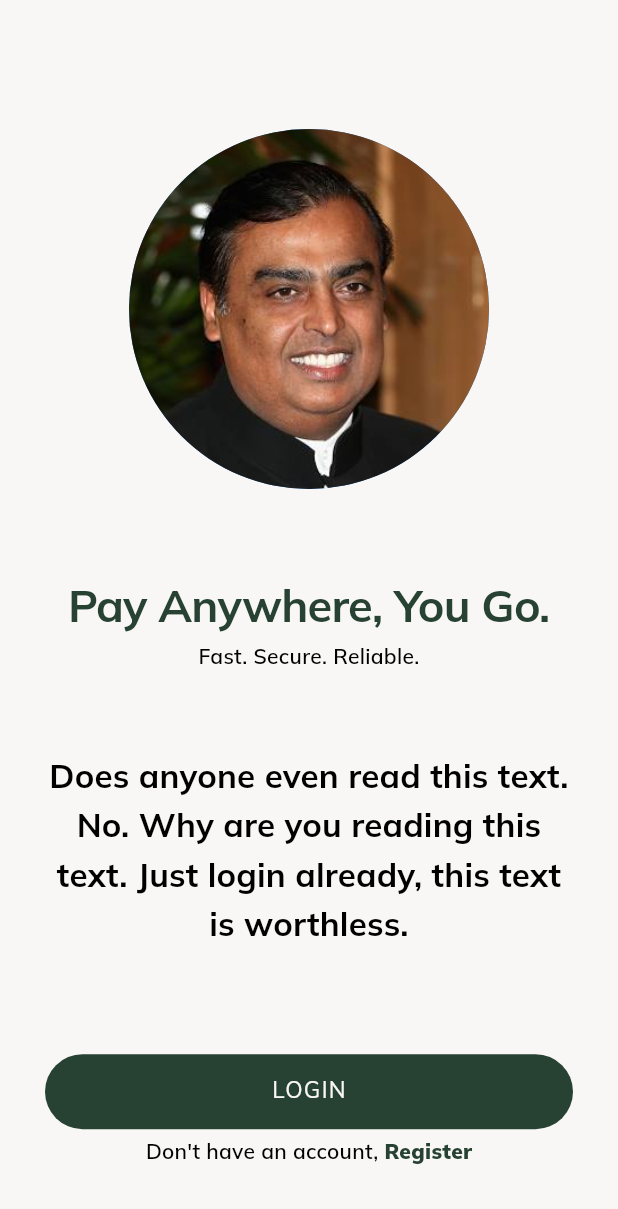
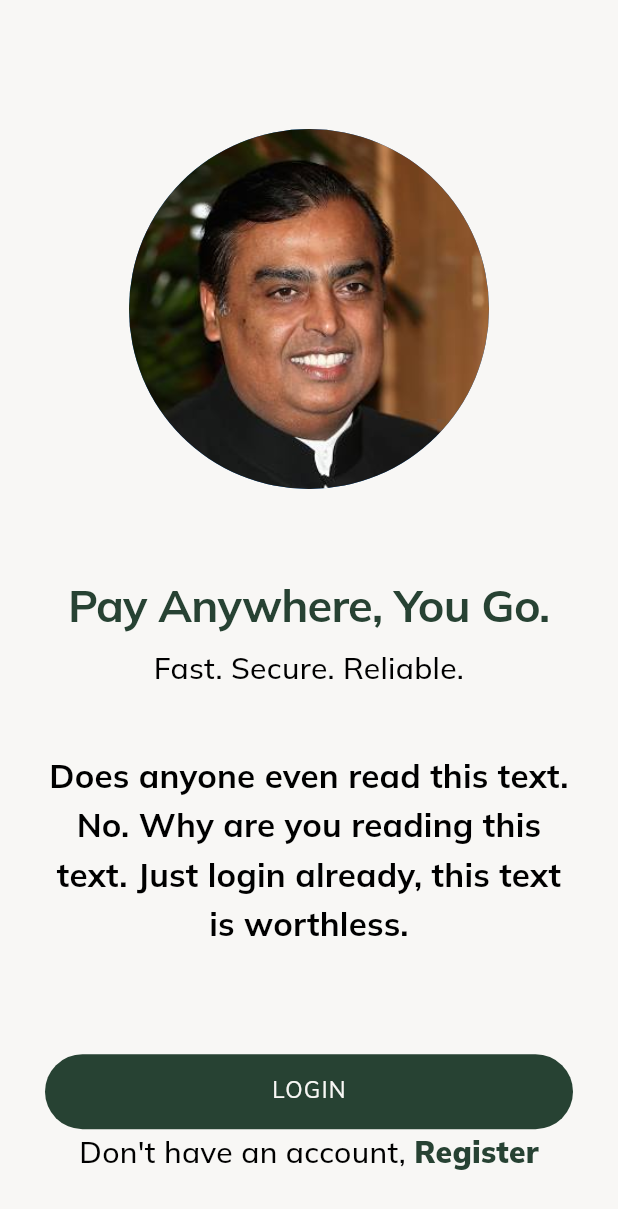
Before and after one commit to arpandaze/AaryaPay, a Flutter app: the screen it shows after launch, on a phone screen of 412 x 824 dp. Shown: the top 1209 px of the screen. Run offline on Flutter 3.47's test engine with Material 2 defaults, Android fonts, the phone set to English and light mode, and no system bars; our stand-ins replace equatable, flutter_bloc, flutter_feather_icons, flutter_svg, font_awesome_flutter, google_fonts and 4 more; missing offline and left inert: cryptography, dart:ffi, qr_code_scanner.

Commit message:
chore: minor addition

```diff
--- a/frontend/lib/theme.dart
+++ b/frontend/lib/theme.dart
@@ -94,8 +94,8 @@ class AppTheme with ChangeNotifier {
             height: 1.0,
             color: Color(0xff5484F5)),
         bodySmall: GoogleFonts.mulish(
-          fontSize: 14,
-          fontWeight: FontWeight.w600,
+          fontSize: 20,
+          fontWeight: FontWeight.w500,
           letterSpacing: 0.2,
           color: const Color(0xFF000000),
         ),
```
Also changed, not shown: frontend/lib/screens/QrScan/qrscan_screen.dart (+8 -3 lines).
